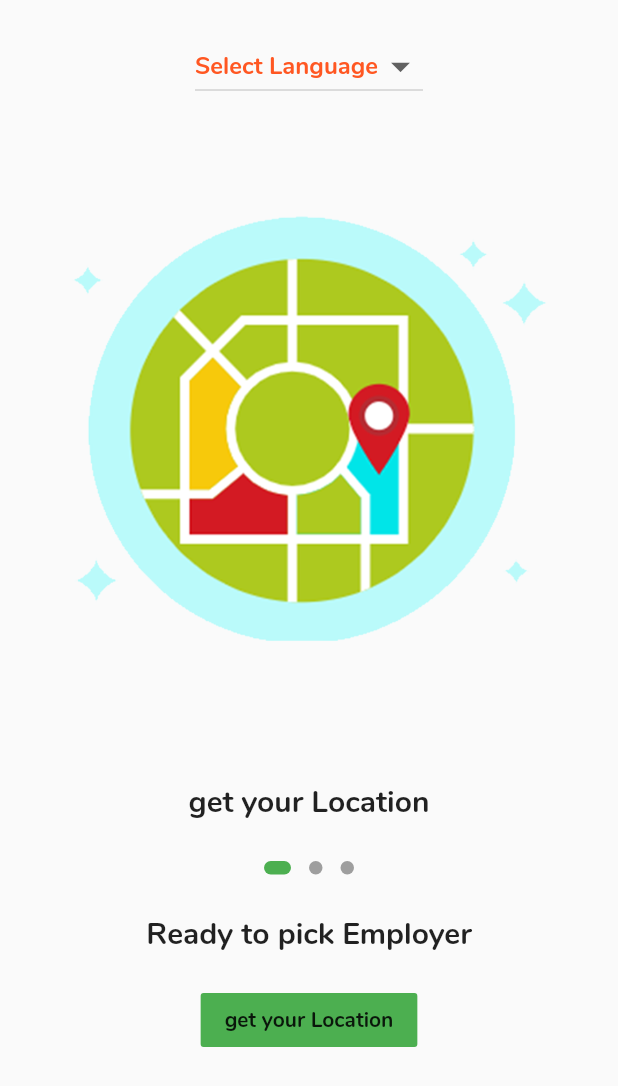
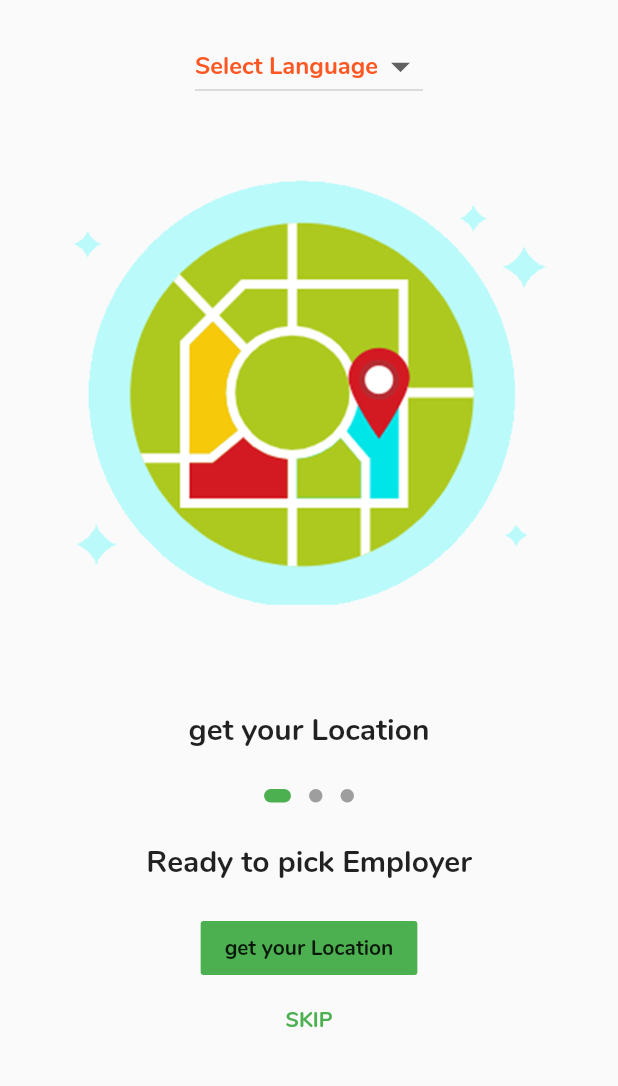
Before and after one commit to hamadachtibat/desktop_app, a Flutter app: the screen it shows after launch, on a phone screen of 412 x 824 dp. Shown: the top 1086 px of the screen. Run offline on Flutter 3.47's test engine with Material 2 defaults, Android fonts, the phone set to English and light mode, and no system bars; drawn by our look-alikes of dots_indicator; our stand-ins replace carousel_slider, chips_choice, cloud_firestore, dio, expandable_text, firebase_auth and 9 more; missing offline and left inert: geocoder, map_launcher; accounts and stored records are empty.

Commit message:
location modification

```diff
--- a/lib/Pages/welcome_screen.dart
+++ b/lib/Pages/welcome_screen.dart
@@ -75,6 +75,11 @@ class _WelcomeScreenState extends State<WelcomeScreen> {
                         'Cairo' : 'Nunito'
 
                       ),)),
+                  TextButton(onPressed:
+                  (){
+                    Navigator.pushReplacementNamed(context, LoggingScreen.id);
+                  },
+                      child:Text("SKIP")),
                   const SizedBox(height: 100,),
 
                 ],
```
Also changed, not shown: 1 other file.
